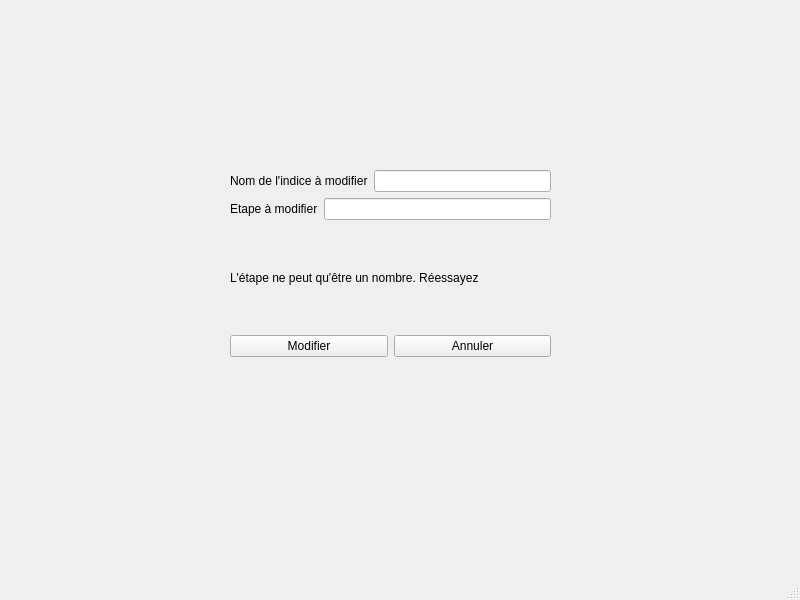
Before: the Qt Designer form Projet/Application/PROJET_AFFICHEUR_INDICE/mainwindow.ui in David3710/Stage_2025_ST_felixDL, drawn with Qt 5.
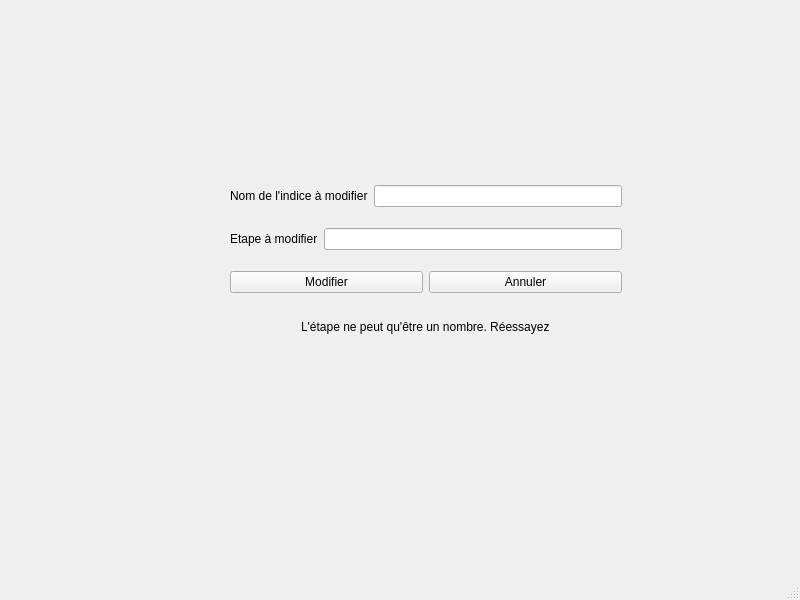
After: the same form once the commit is applied. The open tabs and pages were chosen to show the change.

The edit to the form file:
```diff
--- a/Projet/Application/PROJET_AFFICHEUR_INDICE/mainwindow.ui
+++ b/Projet/Application/PROJET_AFFICHEUR_INDICE/mainwindow.ui
@@ -556,7 +556,7 @@
        <rect>
         <x>230</x>
         <y>170</y>
-        <width>321</width>
+        <width>392</width>
         <height>187</height>
        </rect>
       </property>
@@ -589,13 +589,6 @@
          </item>
         </layout>
        </item>
-       <item>
-        <widget class="QLabel" name="label_9">
-         <property name="text">
-          <string>L'étape ne peut qu'être un nombre. Réessayez</string>
-         </property>
-        </widget>
-       </item>
        <item>
         <layout class="QHBoxLayout" name="horizontalLayout_12">
          <item>
@@ -614,6 +607,19 @@
          </item>
         </layout>
        </item>
+       <item alignment="Qt::AlignHCenter">
+        <widget class="QLabel" name="advertisementEtapeNombre">
+         <property name="maximumSize">
+          <size>
+           <width>16777215</width>
+           <height>25</height>
+          </size>
+         </property>
+         <property name="text">
+          <string>L'étape ne peut qu'être un nombre. Réessayez</string>
+         </property>
+        </widget>
+       </item>
       </layout>
      </widget>
     </widget>
```
Left out of the diff: 2 changed lines with no effect on the pictures.
